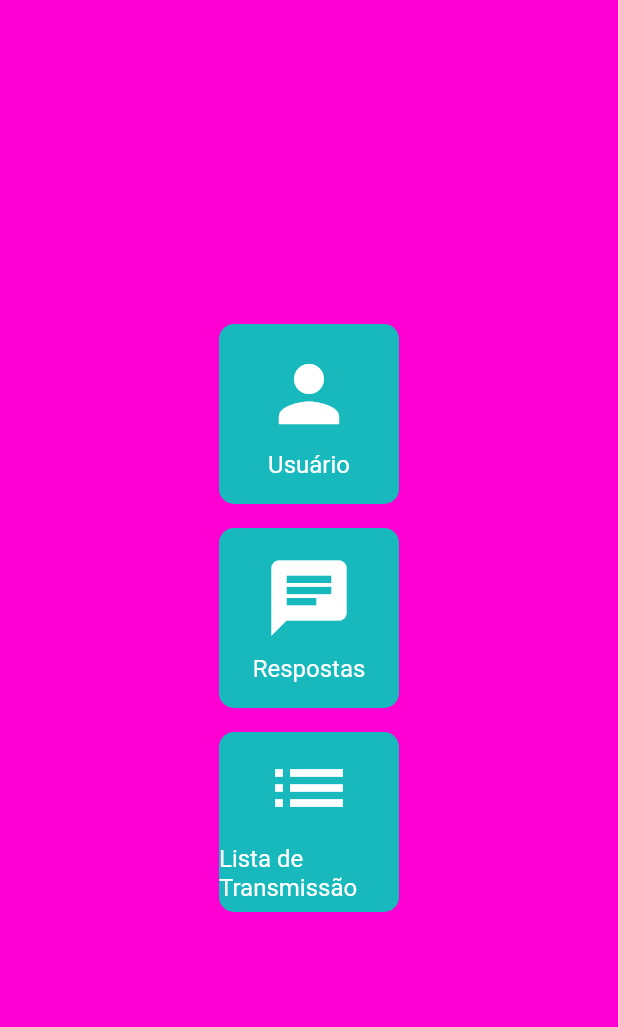
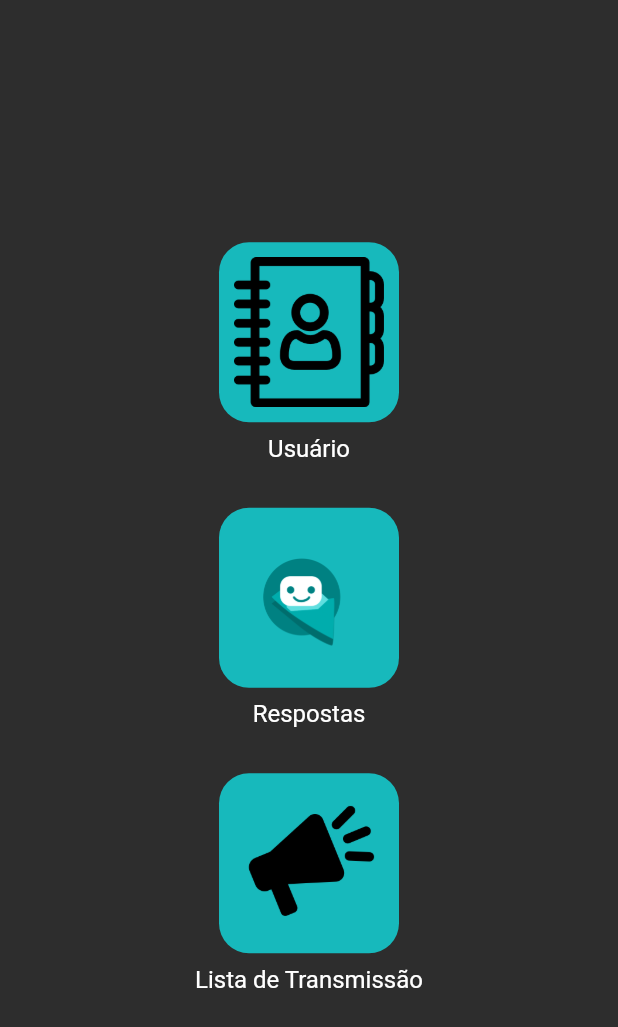
Before and after one commit to GustavoALCO/telas, a Flutter app: the HomeScreen screen opened directly, on a phone screen of 412 x 824 dp. Shown: the top 1027 px of the screen. Run offline on Flutter 3.47's test engine with Material 2 defaults, Android fonts, the phone set to English and light mode, and no system bars.

Commit message:
5º commit
paginas lincadas

```diff
--- a/lib/cadastrar_contatos.dart
+++ b/lib/cadastrar_contatos.dart
@@ -1,3 +1,4 @@
+
 import 'package:flutter/material.dart';
 
 class CadastrarContatosScreen extends StatelessWidget {
--- a/lib/lista_transmissao.dart
+++ /dev/null
@@ -1,122 +0,0 @@
-import 'package:flutter/material.dart';
-
-void main() => runApp(ListaTransmissaoScreen());
-
-class ListaTransmissaoScreen extends StatelessWidget {
-  @override
-  Widget build(BuildContext context) {
-    return MaterialApp(
-      title: 'Tela com Botões',
-      theme: ThemeData(
-        primarySwatch: Colors.blue,
-      ),
-      home: HomeScreen(),
-    );
-  }
-}
-
-class HomeScreen extends StatelessWidget {
-  @override
-  Widget build(BuildContext context) {
-    return Scaffold(
-      backgroundColor: Color.fromARGB(255, 255, 0, 212),
-      body: Center(
-        child: Column(
-          mainAxisAlignment: MainAxisAlignment.center,
-          children: [
-            CustomButton(
-              icon: Icons.person,
-              label: 'Usuário',
-              onPressed: () {
-                //botão do usuário
-              },
-            ),
-            SizedBox(height: 16),
-            CustomButton(
-              icon: Icons.chat,
-              label: 'Respostas',
-              onPressed: () {
-                // Ação para o botão de respostas
-              },
-            ),
-            SizedBox(height: 16),
-            CustomButton(
-              icon: Icons.list,
-              label: 'Lista de Transmissão',
-              onPressed: () {
-                //lista de transmissão
-              },
-            ),
-          ],
-        ),
-      ),
-    );
-  }
-}
-
-class CustomButton extends StatefulWidget {
-  final IconData icon;
-  final String label;
-  final VoidCallback onPressed;
-
-  const CustomButton({
-    required this.icon,
-    required this.label,
-    required this.onPressed,
-  });
-
-  @override
-  _CustomButtonState createState() => _CustomButtonState();
-}
-
-class _CustomButtonState extends State<CustomButton> {
-  bool _isPressed = false;
-
-  @override
-  Widget build(BuildContext context) {
-    return GestureDetector(
-      onTapDown: (_) {
-        setState(() {
-          _isPressed = true;
-        });
-      },
-      onTapUp: (_) {
-        setState(() {
-          _isPressed = false;
-        });
-      },
-      onTapCancel: () {
-        setState(() {
-          _isPressed = false;
-        });
-      },
-      onTap: widget.onPressed,
-      child: Container(
-        width: 120,
-        height: 120,
-        decoration: BoxDecoration(
-          borderRadius: BorderRadius.circular(10),
-          color: _isPressed ? Color(0xFF00FBFF) : Color(0xFF17B9BC),
-        ),
-        child: Column(
-          mainAxisAlignment: MainAxisAlignment.center,
-          children: [
-            Icon(
-              widget.icon,
-              color: Colors.white,
-              size: 60,
-            ),
-            SizedBox(height: 8),
-            Text(
-              widget.label,
-              style: TextStyle(
-                color: Colors.white,
-                fontSize: 16,
-              ),
-            ),
-          ],
-        ),
-      ),
-    );
-  }
-}
--- a/lib/telas/telaCadastro.dart
+++ b/lib/telaCadastro.dart
@@ -20,6 +20,7 @@ class _telaCadastro extends State<telaCadastro> {
   @override
   Widget build(BuildContext context) {
     return Scaffold(
+      backgroundColor: Color.fromRGBO(45, 45, 45, 100),
       appBar: AppBar(
         backgroundColor: Colors.transparent,
 
@@ -116,7 +117,7 @@ class _telaCadastro extends State<telaCadastro> {
                   height: 50,
                   child: ElevatedButton(
                       style: ElevatedButton.styleFrom(
-
+                          backgroundColor: Color.fromRGBO(23, 185, 188, 100),
                           shape: RoundedRectangleBorder(
                             borderRadius: BorderRadius.circular(30.0),
                           )
@@ -125,6 +126,7 @@ class _telaCadastro extends State<telaCadastro> {
 
                       },
                       child: Container(
+                        color: Color.fromRGBO(23, 185, 188, 100),
                           child: Text(
                         'Cadastrar',
                         style: TextStyle(
--- a/lib/telaprincipal.dart
+++ b/lib/telaprincipal.dart
@@ -1,58 +1,52 @@
 import 'package:flutter/material.dart';
+import 'package:telas/TelaMostrarCadastro.dart';
 import 'package:telas/usuario.dart';
-import 'package:telas/respostas.dart';
-import 'package:telas/lista_transmissao.dart';
-
-void main() => runApp(MyApp());
-
-class MyApp extends StatelessWidget {
-  @override
-  Widget build(BuildContext context) {
-    return MaterialApp(
-      title: 'Tela com Botões',
-      theme: ThemeData(
-        primarySwatch: Colors.blue,
-      ),
-      routes: {
-        '/': (context) => HomeScreen(),
-        '/usuario': (context) => UsuarioScreen(),
-        '/respostas': (context) => RespostasScreen(),
-        '/listaTransmissao': (context) => ListaTransmissaoScreen(),
-      },
-    );
-  }
-}
 
 class HomeScreen extends StatelessWidget {
   @override
   Widget build(BuildContext context) {
     return Scaffold(
-      backgroundColor: Color(0xFF2D2D2D),
+      backgroundColor: Color.fromRGBO(45, 45, 45, 100),
       body: Center(
         child: Column(
           mainAxisAlignment: MainAxisAlignment.center,
           children: [
             CustomButton(
-              icon: Icons.person,
               label: 'Usuário',
+              imagePath: 'assets/images/agenda.png',
               onPressed: () {
-                Navigator.pushNamed(context, '/usuario');
+                Navigator.push(
+                        context,
+                        MaterialPageRoute(builder: (context) => UsuarioScreen())
+                        //Chamando tela de usuarios
+
+                        );
               },
             ),
-            SizedBox(height: 16),
+            SizedBox(height: 30),
             CustomButton(
-              icon: Icons.chat,
               label: 'Respostas',
+              imagePath: 'assets/images/Logo_Omnichan.png',
               onPressed: () {
-                Navigator.pushNamed(context, '/respostas');
+                Navigator.push(
+                        context,
+                        MaterialPageRoute(builder: (context) => TelaContato())
+                        //Chamando tela de respostas
+
+                        );
               },
             ),
-            SizedBox(height: 16),
+            SizedBox(height: 30),
             CustomButton(
-              icon: Icons.list,
               label: 'Lista de Transmissão',
+              imagePath: 'assets/images/anuncios.png',
               onPressed: () {
-                Navigator.pushNamed(context, '/listaTransmissao');
+                Navigator.push(
+                        context,
+                        MaterialPageRoute(builder: (context) => TelaContato())
+                        //Chamando tela de Transmissao
+
+                        );
               },
             ),
           ],
@@ -62,69 +56,57 @@ class HomeScreen extends StatelessWidget {
   }
 }
 
-class CustomButton extends StatefulWidget {
-  final IconData icon;
+class CustomButton extends StatelessWidget {
   final String label;
+  final String imagePath;
   final VoidCallback onPressed;
 
   const CustomButton({
-    required this.icon,
     required this.label,
+    required this.imagePath,
     required this.onPressed,
   });
 
   @override
-  _CustomButtonState createState() => _CustomButtonState();
-}
-
-class _CustomButtonState extends State<CustomButton> {
-  bool _isPressed = false;
-
-  @override
   Widget build(BuildContext context) {
-    return GestureDetector(
-      onTapDown: (_) {
-        setState(() {
-          _isPressed = true;
-        });
-      },
-      onTapUp: (_) {
-        setState(() {
-          _isPressed = false;
-        });
-      },
-      onTapCancel: () {
-        setState(() {
-          _isPressed = false;
-        });
-      },
-      onTap: widget.onPressed,
-      child: Container(
+    return Column(
+      children: [
+        Container(
           width: 120,
           height: 120,
           decoration: BoxDecoration(
-          color: _isPressed ? Color(0xFF00FBFF) : Color(0xFF17B9BC),
-          borderRadius: BorderRadius.circular(12),
+            color: Color.fromRGBO(23, 185, 188, 100),
+            borderRadius: BorderRadius.circular(20),
           ),
-        child: Column(
-          mainAxisAlignment: MainAxisAlignment.center,
-          children: [
-            Icon(
-              widget.icon,
-              color: Colors.white,
-              size: 48,
+          child: GestureDetector(
+            onTap: onPressed,
+            child: Center(
+              child: Image.asset(
+                imagePath,
+                width: 100,
+                height: 100,
+              ),
+            ),
+          ),
         ),
         SizedBox(height: 8),
         Text(
-              widget.label,
+          label,
           style: TextStyle(
             color: Colors.white,
             fontSize: 16,
           ),
         ),
       ],
-        ),
-      ),
     );
   }
 }
+
+class Telaprincipal extends StatelessWidget {
+  @override
+  Widget build(BuildContext context) {
+    return MaterialApp(
+      home: HomeScreen(),
+    );
+  }
+}
```
Also changed, not shown: lib/TelaMostrarCadastro.dart (renamed from lib/telas/TelaMostrarCadastro.dart, +13 -1 lines), lib/main.dart (+4 -3 lines), lib/respostas.dart (deleted, +0 -122 lines), lib/telaChat.dart (renamed from lib/telas/telaChat.dart, +3 -9 lines), lib/telaInicial.dart (renamed from lib/telas/telaInicial.dart, +12 -22 lines), lib/telaLogin.dart (renamed from lib/telas/telaLogin.dart, +11 -6 lines), lib/usuario.dart (+29 -9 lines), pubspec.yaml (+3 -20 lines), assets/images/agenda.png (added), assets/images/anuncios.png (added), 1 other file. Lines whose indentation alone changed are shown as unchanged.
